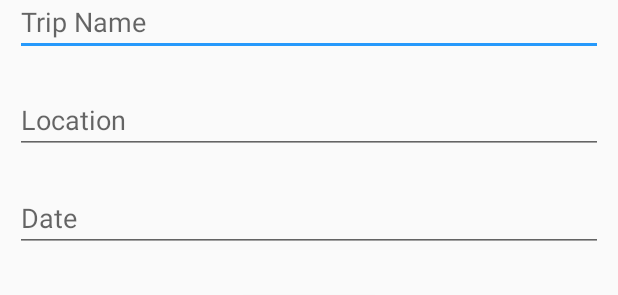
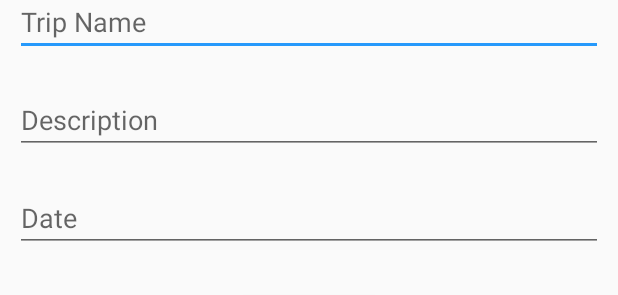
Before and after one commit to rockushal3/androidfinalproject, an Android app: the layout fragment_add_trip.xml on its own in the app's theme, with its tools: preview values and no code run, on a phone screen of 412 x 824 dp. Shown: the part 124-419 px from the top of the screen. Run offline under Robolectric (Android 15) with nearby library versions, the phone set to English and light mode, and no system bars.

Commit message:
Add Trip function connect with api

```diff
--- a/app/src/main/java/com/example/journey_mate/api/UserApi.java
+++ b/app/src/main/java/com/example/journey_mate/api/UserApi.java
@@ -1,9 +1,9 @@
 package com.example.journey_mate.api;
 
 import com.example.journey_mate.model.User;
+import com.example.journey_mate.router.UserRoute;
 
 import java.io.IOException;
-
 import retrofit2.Call;
 import retrofit2.Response;
 
@@ -11,7 +11,7 @@ public class UserApi {
     UserRoute userRoute = Retro.getInstance()
             .create(UserRoute.class);
     boolean isloggedIn,isAlreadyLogin,userregister = false;
-
+    public static User loginUserDetail;
     public boolean userLogin(User apiUser){
         Call<User> userCall = userRoute.userLogin(apiUser);
         Strict.StrictMode();
@@ -20,6 +20,7 @@ public class UserApi {
             if(loginResponse.isSuccessful()){
                 isloggedIn = true;
                 Retro.token += loginResponse.body().getToken();
+                loginUserDetail = loginResponse.body();
             }
         } catch (IOException e) {
             System.out.println(e);
--- a/app/src/main/java/com/example/journey_mate/api/UserRoute.java
+++ b/app/src/main/java/com/example/journey_mate/router/UserRoute.java
@@ -1,4 +1,4 @@
-package com.example.journey_mate.api;
+package com.example.journey_mate.router;
 
 import com.example.journey_mate.model.User;
 
--- a/app/src/main/res/layout/activity_registration.xml
+++ b/app/src/main/res/layout/activity_registration.xml
@@ -8,8 +8,6 @@
     <include
         android:id="@+id/toolbar"
         layout="@layout/registrationtoolbar"
-
-
         />
     <LinearLayout
         android:id="@+id/layoutForWelcome"
--- a/app/src/main/res/layout/fragment_add_trip.xml
+++ b/app/src/main/res/layout/fragment_add_trip.xml
@@ -17,20 +17,23 @@
         android:textColor="@color/colorAccent"
         />
 
-    <com.google.android.material.textfield.TextInputEditText
+    <EditText
+        android:id="@+id/trip_name"
         android:layout_width="match_parent"
         android:layout_height="wrap_content"
         android:layout_margin="10dp"
         android:hint="Trip Name"
         />
-    <com.google.android.material.textfield.TextInputEditText
+    <EditText
+        android:id="@+id/trip_desc"
         android:layout_width="match_parent"
         android:layout_height="wrap_content"
         android:layout_margin="10dp"
-        android:hint="Location"
+        android:hint="Description"
         />
 
-    <com.google.android.material.textfield.TextInputEditText
+    <EditText
+        android:id="@+id/trip_date"
         android:layout_width="match_parent"
         android:layout_height="wrap_content"
         android:layout_margin="10dp"
@@ -38,6 +41,7 @@
         />
 
     <Button
+        android:id="@+id/btn_addtotrip"
         android:layout_width="wrap_content"
         android:layout_height="wrap_content"
         android:layout_gravity="center"
```
Also changed, not shown: app/src/main/java/com/example/journey_mate/api/TripApi.java (added, +29 -0 lines), app/src/main/java/com/example/journey_mate/controller/MyTrip.java (+14 -1 lines), app/src/main/java/com/example/journey_mate/controller/fragment/addTrip.java (+39 -2 lines), app/src/main/java/com/example/journey_mate/router/TripRoute.java (added, +20 -0 lines).
